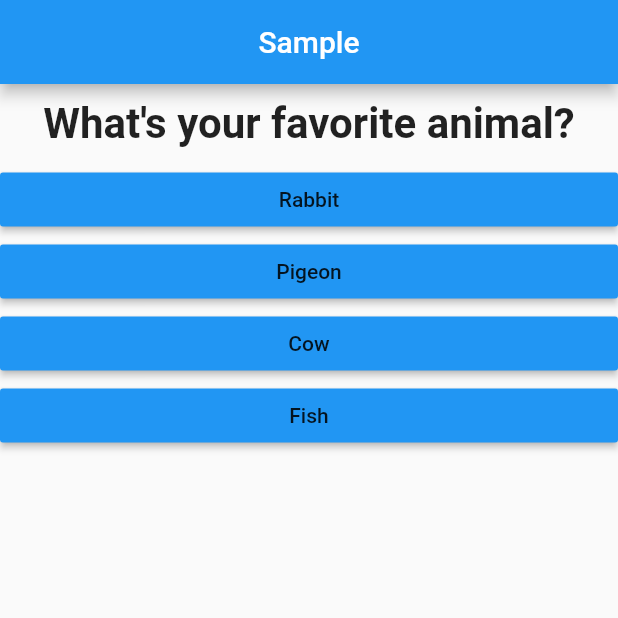
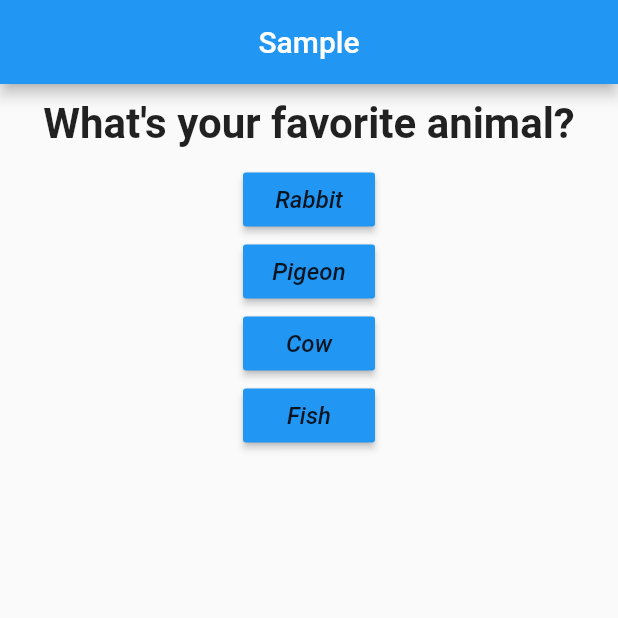
Before and after one commit to ajay1706/questionare, a Flutter app: the screen it shows after launch, after a tap on "Black", on a phone screen of 412 x 824 dp, the top half of it. Run offline on Flutter 3.47's test engine with Material 2 defaults, Android fonts, the phone set to English and light mode, and no system bars.

Commit message:
adding terniary for printing after completion of questions

```diff
--- a/flutter_complete_guide/lib/answer.dart
+++ b/flutter_complete_guide/lib/answer.dart
@@ -7,10 +7,13 @@ class Answer extends StatelessWidget {
   @override
   Widget build(BuildContext context) {
     return Container(
-    width: double.infinity,
+
       child: RaisedButton(
         color: Colors.blue,
-      child: Text(answerText),
+      child: Text(answerText,style: TextStyle(
+        fontSize: 16.0,
+        fontStyle: FontStyle.italic
+      ),),
 onPressed: selectHandler,
 ),
     );
--- a/flutter_complete_guide/lib/main.dart
+++ b/flutter_complete_guide/lib/main.dart
@@ -13,19 +13,9 @@ class MyApp extends StatefulWidget {
 }
 
 class _MyAppState extends State<MyApp> {
+
   var _questionIndex = 0;
-
-  void _answerQuestion() {
-    setState(() {
-      _questionIndex += 1;
-    });
-
-    print(_questionIndex);
-  }
-
-  @override
-  Widget build(BuildContext context) {
-    var questions = [
+  final questions = const [
     {
       'questionText': "What\'s your favorite color?",
       'answers': ['Black', 'Blue', 'Red', 'Green']
@@ -39,6 +29,23 @@ class _MyAppState extends State<MyApp> {
       'answers': ['Max', 'Jhon', 'Ajay', 'Krish']
     },
   ];
+
+  void _answerQuestion() {
+
+     setState(() {
+       _questionIndex += 1;
+     });
+
+     print(_questionIndex);
+     if (_questionIndex<questions.length) {
+print("We have more questions");
+     }
+   }
+
+
+  @override
+  Widget build(BuildContext context) {
+
     return MaterialApp(
         debugShowCheckedModeBanner: false,
         home: Scaffold(
@@ -46,7 +53,7 @@ class _MyAppState extends State<MyApp> {
             title: Text("Sample"),
             centerTitle: true,
           ),
-          body: Column(
+          body: _questionIndex<questions.length ? Column(
             children: [
               Question(
                 questions[_questionIndex]['questionText'],
@@ -55,7 +62,11 @@ class _MyAppState extends State<MyApp> {
              return Answer(_answerQuestion,answer);
            }).toList()
             ],
-          ),
+          ): Center(child: Text("You did it",
+          style: TextStyle(
+            fontSize: 25.0,
+           fontWeight: FontWeight.w900
+          ),),),
         ));
   }
 }
```
Lines whose indentation alone changed are shown as unchanged.
